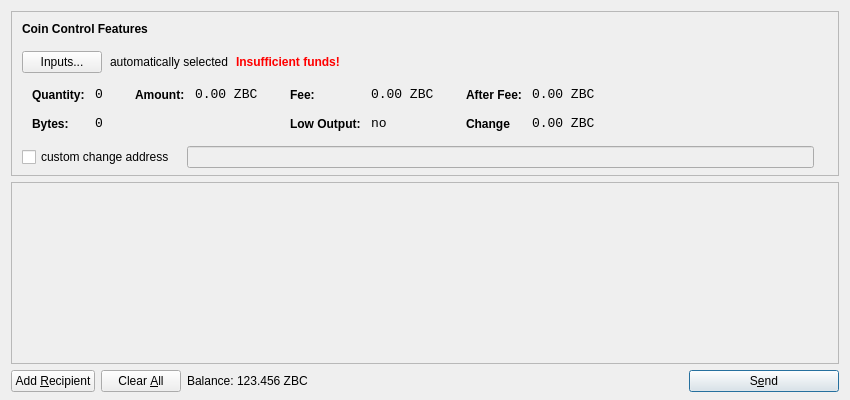
Qt form src/qt/forms/sendcoinsdialog.ui (Zilbercoin/Zilbercoin) before a commit.
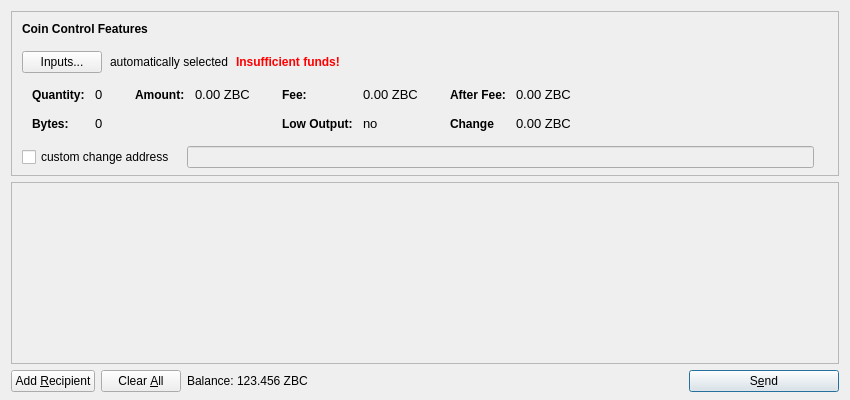
The same form after that commit. Icons and pictures are not drawn.

What changed in the file:
```diff
--- a/src/qt/forms/sendcoinsdialog.ui
+++ b/src/qt/forms/sendcoinsdialog.ui
@@ -221,7 +221,7 @@
                 <widget class="QLabel" name="labelCoinControlQuantity">
                  <property name="font">
                   <font>
-                   <family>Monospace</family>
+                   <family>Helvetica</family>
                    <pointsize>10</pointsize>
                   </font>
                  </property>
@@ -256,7 +256,7 @@
                 <widget class="QLabel" name="labelCoinControlBytes">
                  <property name="font">
                   <font>
-                   <family>Monospace</family>
+                   <family>Helvetica</family>
                    <pointsize>10</pointsize>
                   </font>
                  </property>
@@ -310,7 +310,7 @@
                 <widget class="QLabel" name="labelCoinControlAmount">
                  <property name="font">
                   <font>
-                   <family>Monospace</family>
+                   <family>Helvetica</family>
                    <pointsize>10</pointsize>
                   </font>
                  </property>
@@ -364,7 +364,7 @@
                 <widget class="QLabel" name="labelCoinControlFee">
                  <property name="font">
                   <font>
-                   <family>Monospace</family>
+                   <family>Helvetica</family>
                    <pointsize>10</pointsize>
                   </font>
                  </property>
@@ -396,7 +396,7 @@
                 <widget class="QLabel" name="labelCoinControlLowOutput">
                  <property name="font">
                   <font>
-                   <family>Monospace</family>
+                   <family>Helvetica</family>
                    <pointsize>10</pointsize>
                   </font>
                  </property>
@@ -450,7 +450,7 @@
                 <widget class="QLabel" name="labelCoinControlAfterFee">
                  <property name="font">
                   <font>
-                   <family>Monospace</family>
+                   <family>Helvetica</family>
                    <pointsize>10</pointsize>
                   </font>
                  </property>
@@ -482,7 +482,7 @@
                 <widget class="QLabel" name="labelCoinControlChange">
                  <property name="font">
                   <font>
-                   <family>Monospace</family>
+                   <family>Helvetica</family>
                    <pointsize>10</pointsize>
                   </font>
                  </property>
```
